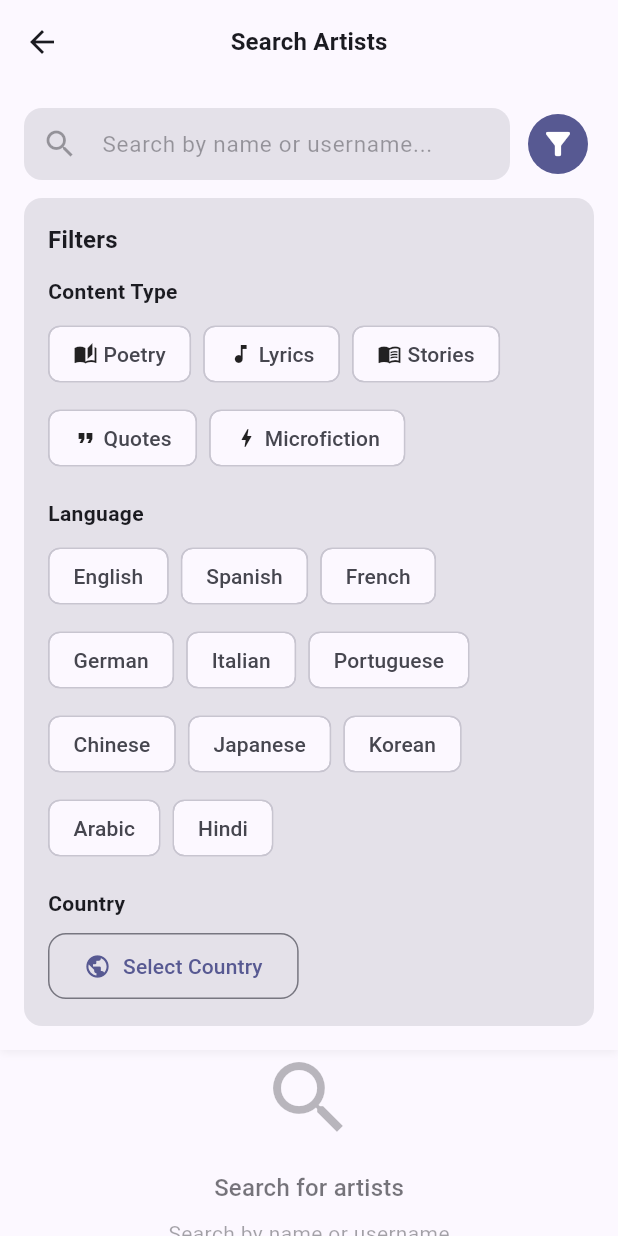
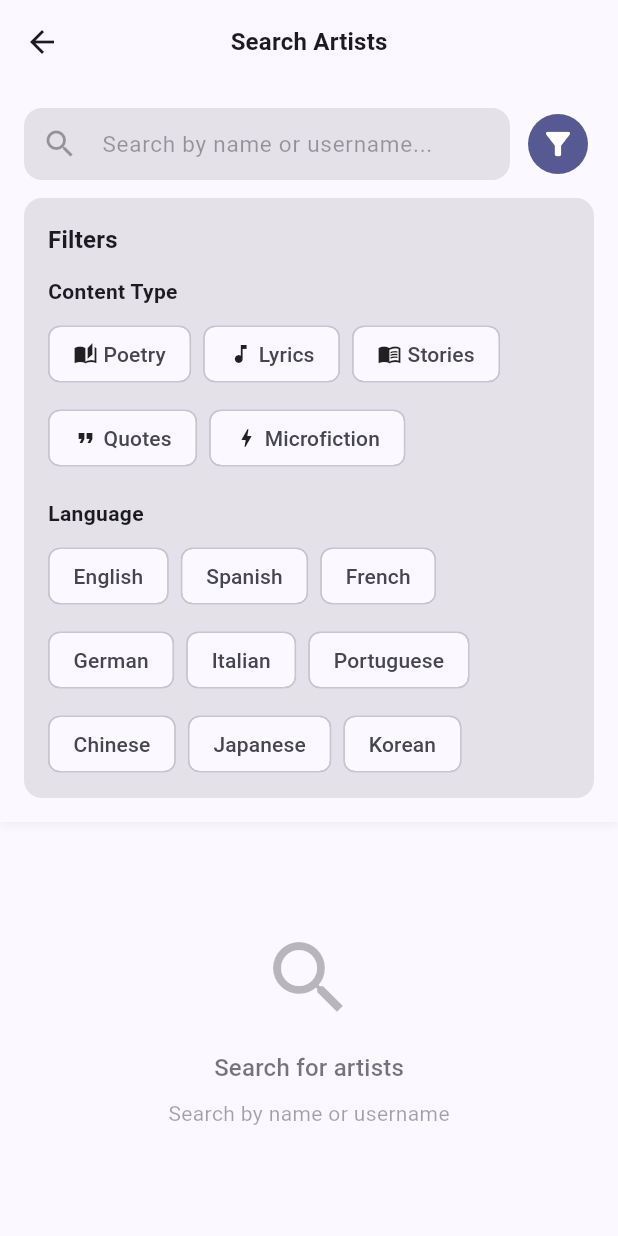
Before and after one commit to maduranga98/solid-octo-garbanzo, a Flutter app: the UserSearchScreen screen opened directly, after a tap on the "filter alt" icon, on a phone screen of 412 x 824 dp. Run offline on Flutter 3.47's test engine with Material 3 defaults, Android fonts, the phone set to English and light mode, and no system bars; our stand-ins replace cloud_firestore, country_picker, firebase_auth, firebase_core, firebase_crashlytics, firebase_messaging and 10 more; missing offline and left inert: flutter_quill; accounts and stored records are empty.

Commit message:
Fix overflow issue in search filter panel
- Add maxHeight constraint (400px) to filter panel to prevent overflow
- Wrap filter panel content in SingleChildScrollView for scrollability
- Set mainAxisSize.min on Column to prevent excessive height
- Fixes overflow both with and without keyboard visible

```diff
--- a/lib/screens/search/user_search_screen.dart
+++ b/lib/screens/search/user_search_screen.dart
@@ -410,13 +410,16 @@ class _UserSearchScreenState extends ConsumerState<UserSearchScreen> {
   Widget _buildFilterPanel(ThemeData theme) {
     return Container(
       margin: const EdgeInsets.only(top: 12),
-      padding: const EdgeInsets.all(16),
+      constraints: const BoxConstraints(maxHeight: 400),
       decoration: BoxDecoration(
         color: theme.colorScheme.surfaceContainerHighest,
         borderRadius: BorderRadius.circular(12),
       ),
+      child: SingleChildScrollView(
+        padding: const EdgeInsets.all(16),
         child: Column(
           crossAxisAlignment: CrossAxisAlignment.start,
+          mainAxisSize: MainAxisSize.min,
           children: [
             // Header
             Row(
@@ -554,6 +557,7 @@ class _UserSearchScreenState extends ConsumerState<UserSearchScreen> {
                 ),
               ),
           ],
+        ),
       ),
     );
   }
```
Lines whose indentation alone changed are shown as unchanged.
